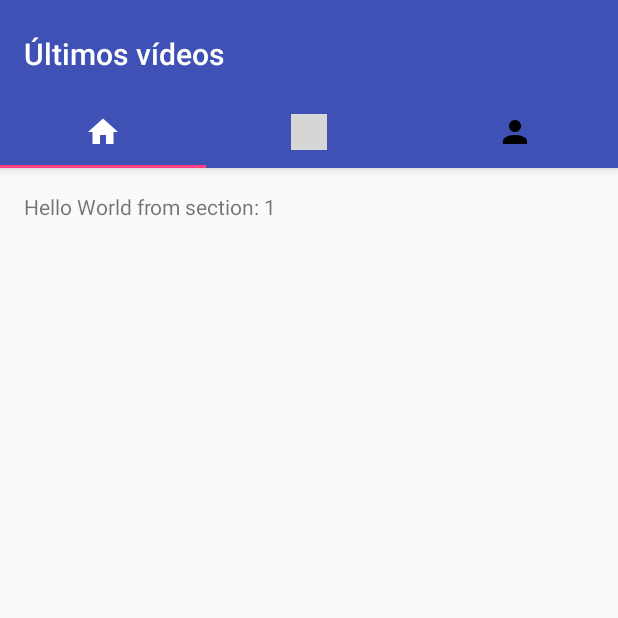
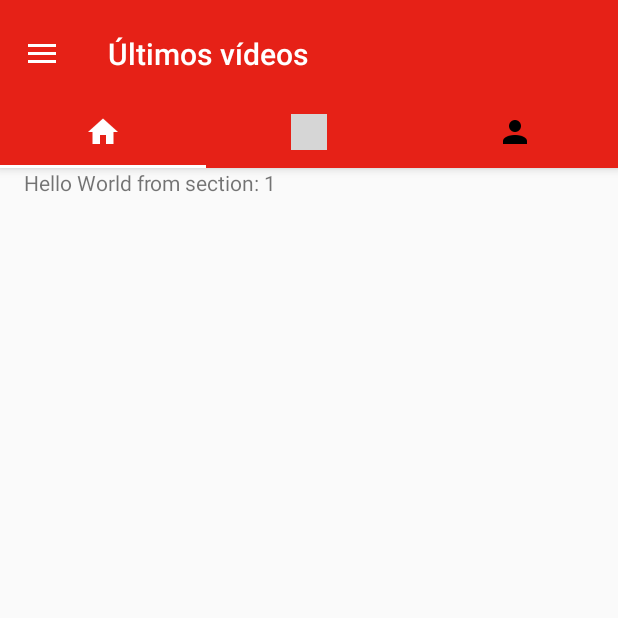
Before and after one commit to cesar1287/YTAlerts-android-app, an Android app: the screen it shows after launch (MainActivity), on a phone screen of 412 x 824 dp, the top half of it. Run offline under Robolectric (Android 15) with nearby library versions, the phone set to English and light mode, and no system bars; grey boxes are pictures that could not be loaded.

Commit message:
Atualizado arquivos da pasta values

```diff
--- a/app/src/main/res/layout/fragment_main.xml
+++ b/app/src/main/res/layout/fragment_main.xml
@@ -5,7 +5,6 @@
     android:paddingBottom="@dimen/activity_vertical_margin"
     android:paddingLeft="@dimen/activity_horizontal_margin"
     android:paddingRight="@dimen/activity_horizontal_margin"
-    android:paddingTop="@dimen/activity_vertical_margin"
     tools:context="comcesar1287.github.www.ytalerts.MainActivity$PlaceholderFragment">
 
     <TextView
--- a/app/src/main/res/values/colors.xml
+++ b/app/src/main/res/values/colors.xml
@@ -1,6 +1,6 @@
 <?xml version="1.0" encoding="utf-8"?>
 <resources>
-    <color name="colorPrimary">#3F51B5</color>
-    <color name="colorPrimaryDark">#303F9F</color>
-    <color name="colorAccent">#FF4081</color>
+    <color name="colorPrimary">#E62117</color>
+    <color name="colorPrimaryDark">#B71C1C</color>
+    <color name="colorAccent">#FFFF</color>
 </resources>
--- a/app/src/main/res/values/dimens.xml
+++ b/app/src/main/res/values/dimens.xml
@@ -4,4 +4,6 @@
     <dimen name="activity_vertical_margin">16dp</dimen>
     <dimen name="fab_margin">16dp</dimen>
     <dimen name="appbar_padding_top">8dp</dimen>
+    <dimen name="nav_header_vertical_spacing">16dp</dimen>
+    <dimen name="nav_header_height">160dp</dimen>
 </resources>
--- a/app/src/main/res/values/strings.xml
+++ b/app/src/main/res/values/strings.xml
@@ -2,4 +2,9 @@
     <string name="app_name">YT Alerts</string>
     <string name="action_settings">Settings</string>
     <string name="section_format">Hello World from section: %1$d</string>
+    <string name="title_activity_main">MainActivity</string>
+
+    <string name="navigation_drawer_open">Open navigation drawer</string>
+    <string name="navigation_drawer_close">Close navigation drawer</string>
+    <string name="title_activity_main2">Main2Activity</string>
 </resources>
```
